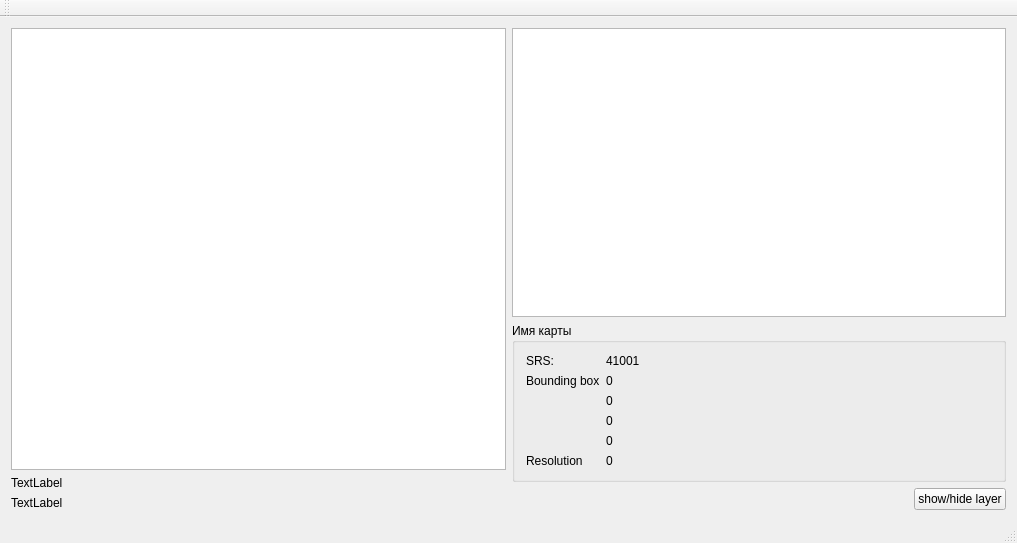
Old version of the form mainwindow.ui in the repository MAPSWorks/MapProject.
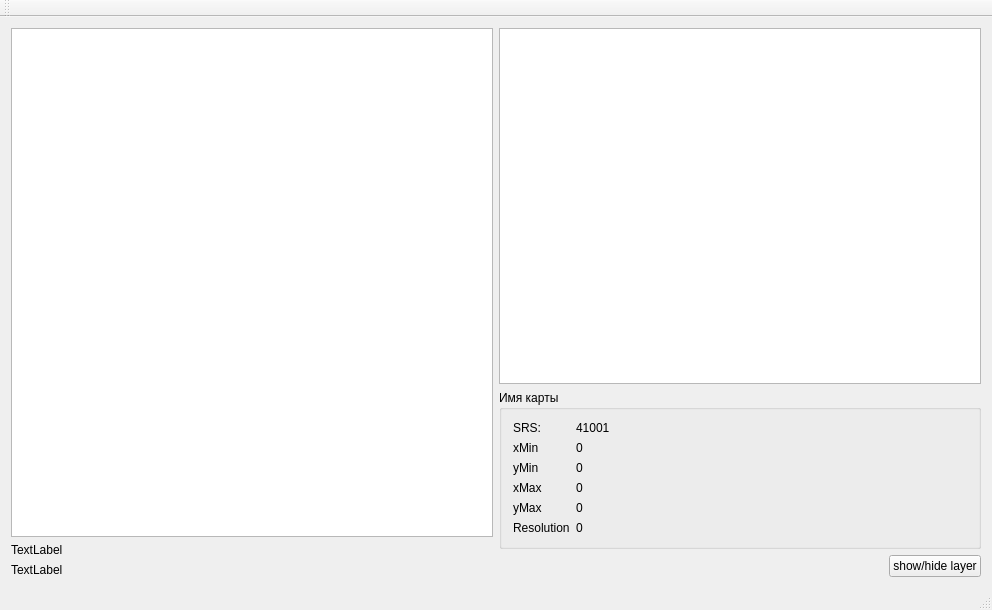
New version of the form. Custom widgets are drawn as their Qt base class.

```diff
--- a/mainwindow.ui
+++ b/mainwindow.ui
@@ -6,8 +6,8 @@
    <rect>
     <x>0</x>
     <y>0</y>
-    <width>1017</width>
-    <height>543</height>
+    <width>992</width>
+    <height>610</height>
    </rect>
   </property>
   <property name="windowTitle">
@@ -83,7 +83,7 @@
          <item row="1" column="0">
           <widget class="QLabel" name="label_3">
            <property name="text">
-            <string>Bounding box</string>
+            <string>xMin</string>
            </property>
           </widget>
          </item>
@@ -132,6 +132,27 @@
            </property>
           </widget>
          </item>
+         <item row="2" column="0">
+          <widget class="QLabel" name="label_2">
+           <property name="text">
+            <string>yMin</string>
+           </property>
+          </widget>
+         </item>
+         <item row="3" column="0">
+          <widget class="QLabel" name="label_4">
+           <property name="text">
+            <string>xMax</string>
+           </property>
+          </widget>
+         </item>
+         <item row="4" column="0">
+          <widget class="QLabel" name="label_6">
+           <property name="text">
+            <string>yMax</string>
+           </property>
+          </widget>
+         </item>
         </layout>
        </widget>
       </item>
```
Left out of the diff: 2 changed lines with no effect on the pictures.
